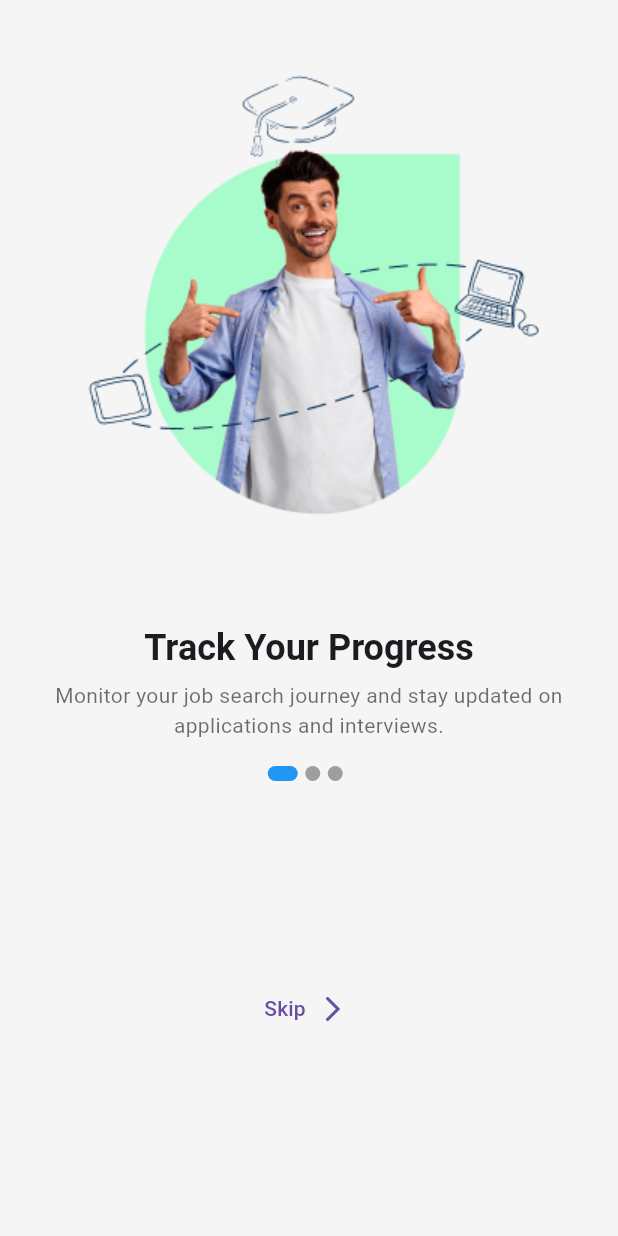
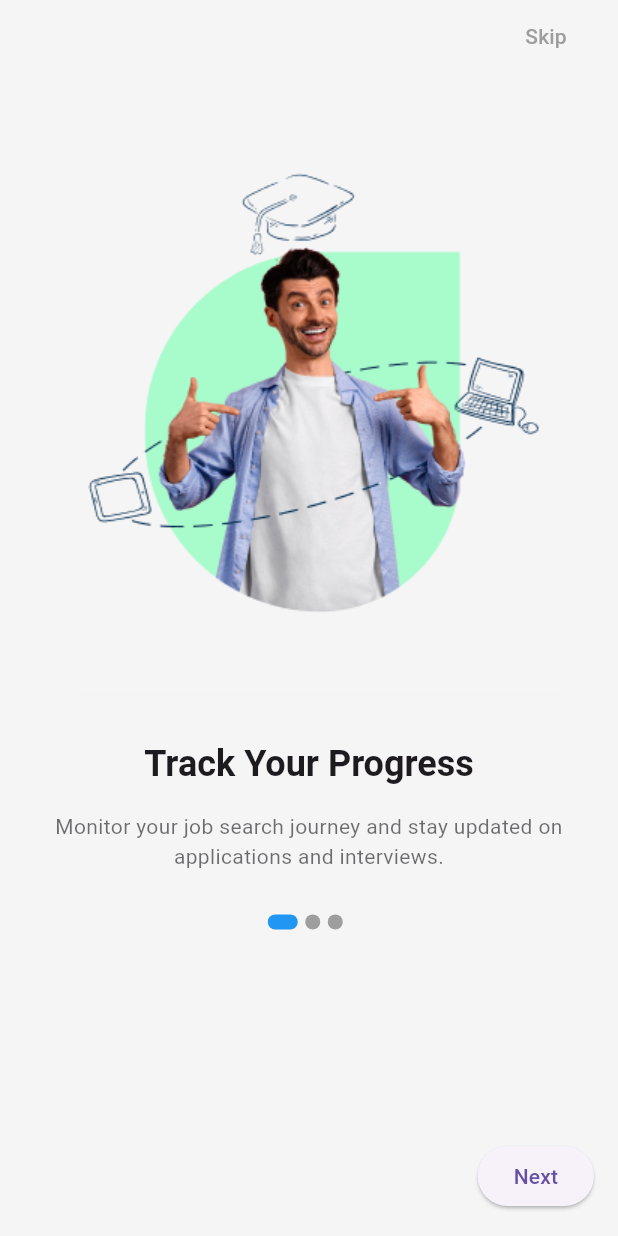
Before and after one commit to ahmed-sala/short-path, a Flutter app: the screen it shows after launch, on a phone screen of 412 x 824 dp. Run offline on Flutter 3.47's test engine with Material 3 defaults, Android fonts, the phone set to English and light mode, and no system bars; our stand-ins replace awesome_dialog, bloc, dio, flutter_bloc, get_it, injectable and 2 more; generated files the repository leaves out were written again.

Commit message:
edit: solve navigation error and edit the design

```diff
--- a/lib/config/routes/app_route.dart
+++ b/lib/config/routes/app_route.dart
@@ -1,24 +1,25 @@
 import 'package:flutter/material.dart';
 import 'package:short_path/config/routes/routes_name.dart';
 import 'package:short_path/src/auth/presentation/screens/login_screen.dart';
-import 'package:short_path/src/splash/presentation/splash_screen.dart';
+import 'package:short_path/src/onboarding/presentation/screens/onboarding_screen.dart';
 
-import '../../src/onboarding/presentation/screens/onboarding_screen.dart';
+import '../../src/splash/presentation/splash_screen.dart';
 
 class AppRoute {
   static Route<dynamic> onGenerateRoute(RouteSettings settings) {
+    debugPrint('Navigating to: ${settings.name}');
     switch (settings.name) {
       case RoutesName.splash:
         return _handelMaterialPageRoute(
             settings: settings, widget: const SplashScreen());
-
-      case RoutesName.onBoarding:
-        return _handelMaterialPageRoute(
-            settings: settings, widget:  OnboardingScreen());
       case RoutesName.login:
         return _handelMaterialPageRoute(
             settings: settings, widget: const LoginScreen());
+      case RoutesName.onBoarding:
+        return _handelMaterialPageRoute(
+            settings: settings, widget: OnboardingScreen());
       default:
+        debugPrint('Route not found: ${settings.name}');
         return _handelMaterialPageRoute(
             settings: settings, widget: const Scaffold());
     }
--- /dev/null
+++ b/lib/src/onboarding/data/models/onboarding_model.dart
@@ -0,0 +1,11 @@
+class Onboard {
+  final String image;
+  final String title;
+  final String subtitle;
+
+  Onboard({
+    required this.image,
+    required this.title,
+    required this.subtitle,
+  });
+}
--- /dev/null
+++ b/lib/src/onboarding/data/static/demo_data_list.dart
@@ -0,0 +1,22 @@
+import '../models/onboarding_model.dart';
+
+final List<Onboard> demoData = [
+  Onboard(
+    image: 'assets/images/onboarding1.png',
+    title: 'Track Your Progress',
+    subtitle:
+        'Monitor your job search journey and stay updated on applications and interviews.',
+  ),
+  Onboard(
+    image: 'assets/images/onboarding2.png',
+    title: 'Smart Recommendations',
+    subtitle:
+        'Get personalized job suggestions based on your experience and preferences.',
+  ),
+  Onboard(
+    image: 'assets/images/onboarding3.png',
+    title: 'AI-Powered Job Search',
+    subtitle:
+        'Leverage advanced AI to find the perfect job opportunities tailored to your skills.',
+  ),
+];
--- a/lib/src/onboarding/presentation/screens/onboarding_screen.dart
+++ b/lib/src/onboarding/presentation/screens/onboarding_screen.dart
@@ -1,54 +1,61 @@
 import 'package:flutter/material.dart';
+import 'package:flutter_bloc/flutter_bloc.dart';
+import 'package:short_path/dependency_injection/di.dart';
+import 'package:short_path/src/onboarding/presentation/widgets/dot_items.dart';
+
 import '../../../../config/routes/routes_name.dart';
+import '../../../../main.dart';
+import '../../data/static/demo_data_list.dart';
+import '../viewmodel/onboarding_state.dart';
+import '../viewmodel/onboarding_viewmodel.dart';
 
-final GlobalKey<NavigatorState> navKey = GlobalKey<NavigatorState>();
+class OnboardingScreen extends StatelessWidget {
+  OnboardingScreen({super.key});
 
-class OnboardingScreen extends StatefulWidget {
-  @override
-  _OnboardingScreenState createState() => _OnboardingScreenState();
-}
-
-class _OnboardingScreenState extends State<OnboardingScreen> {
-  final PageController _pageController = PageController();
-  int _currentPage = 0;
-
-  final List<Onboard> demoData = [
-    Onboard(
-      image: 'assets/images/onboarding1.png',
-      title: 'Track Your Progress',
-      subtitle:
-      'Monitor your job search journey and stay updated on applications and interviews.',
-    ),
-    Onboard(
-      image: 'assets/images/onboarding2.png',
-      title: 'Smart Recommendations',
-      subtitle:
-      'Get personalized job suggestions based on your experience and preferences.',
-    ),
-    Onboard(
-      image: 'assets/images/onboarding3.png',
-      title: 'AI-Powered Job Search',
-      subtitle:
-      'Leverage advanced AI to find the perfect job opportunities tailored to your skills.',
-    ),
-  ];
+  OnboardingViewmodel _viewmodel = getIt<OnboardingViewmodel>();
 
   @override
   Widget build(BuildContext context) {
+    final PageController _pageController = PageController();
+
     return Scaffold(
-      backgroundColor: Color(0xFFF5F5F5),
+      backgroundColor: const Color(0xFFF5F5F5),
       body: SafeArea(
-        child: Column(
+        child: BlocProvider(
+          create: (_) => _viewmodel,
+          child: BlocBuilder<OnboardingViewmodel, OnboardingState>(
+            builder: (context, state) {
+              return Column(
                 children: [
+                  // Top Skip Button
+                  if (_viewmodel.currentPage != demoData.length - 1)
+                    Padding(
+                      padding: const EdgeInsets.symmetric(horizontal: 16.0),
+                      child: Row(
+                        mainAxisAlignment: MainAxisAlignment.end,
+                        children: [
+                          TextButton(
+                            onPressed: () {
+                              _viewmodel.skip();
+                              navKey.currentState!
+                                  .pushReplacementNamed(RoutesName.login);
+                            },
+                            child: const Text(
+                              'Skip',
+                              style: TextStyle(color: Colors.grey),
+                            ),
+                          ),
+                        ],
+                      ),
+                    ),
+
                   // PageView for onboarding items
                   Expanded(
                     flex: 4,
                     child: PageView.builder(
                       controller: _pageController,
                       onPageChanged: (index) {
-                  setState(() {
-                    _currentPage = index;
-                  });
+                        _viewmodel.changePage(index);
                       },
                       itemCount: demoData.length,
                       itemBuilder: (context, index) {
@@ -56,9 +63,10 @@ class _OnboardingScreenState extends State<OnboardingScreen> {
                           children: [
                             const Spacer(flex: 2),
                             Image.asset(demoData[index].image),
-                      const Spacer(flex: 3),
+                            const Spacer(flex: 2),
                             Padding(
-                        padding: const EdgeInsets.symmetric(horizontal: 16.0), // مسافة أفقية للنص العنوان
+                              padding:
+                                  const EdgeInsets.symmetric(horizontal: 16.0),
                               child: Text(
                                 demoData[index].title,
                                 textAlign: TextAlign.center,
@@ -68,9 +76,10 @@ class _OnboardingScreenState extends State<OnboardingScreen> {
                                     .copyWith(fontWeight: FontWeight.bold),
                               ),
                             ),
-                      const Spacer(),
+                            const SizedBox(height: 16.0),
                             Padding(
-                        padding: const EdgeInsets.symmetric(horizontal: 16.0),
+                              padding:
+                                  const EdgeInsets.symmetric(horizontal: 16.0),
                               child: Text(
                                 demoData[index].subtitle,
                                 textAlign: TextAlign.center,
@@ -83,7 +92,7 @@ class _OnboardingScreenState extends State<OnboardingScreen> {
                                 ),
                               ),
                             ),
-                      const Spacer(flex: 3),
+                            const Spacer(flex: 2),
                           ],
                         );
                       },
@@ -95,51 +104,68 @@ class _OnboardingScreenState extends State<OnboardingScreen> {
                     mainAxisAlignment: MainAxisAlignment.center,
                     children: List.generate(
                       demoData.length,
-                    (index) => buildDot(index: index),
+                      (index) => DotItems(
+                        isActive: index == _viewmodel.currentPage,
+                      ),
                     ),
                   ),
                   const Spacer(),
 
-            // Skip Button
-            TextButton.icon(
+                  // Navigation Buttons
+                  Padding(
+                    padding: const EdgeInsets.symmetric(horizontal: 16.0),
+                    child: Row(
+                      mainAxisAlignment: MainAxisAlignment.spaceBetween,
+                      children: [
+                        // Back Button
+                        if (_viewmodel.currentPage > 0)
+                          ElevatedButton(
                             onPressed: () {
-                navKey.currentState!.pushReplacementNamed(RoutesName.login);
+                              _pageController.previousPage(
+                                duration: const Duration(milliseconds: 300),
+                                curve: Curves.easeInOut,
+                              );
+                              _viewmodel.changePage(_viewmodel.currentPage - 1);
                             },
-              icon: const Text("Skip"),
-              label: const Icon(
-                Icons.arrow_forward_ios,
-                size: 20,
+                            child: const Text('Back'),
+                          )
+                        else
+                          const SizedBox(
+                              width: 60), // Placeholder for alignment
+
+                        // Next Button
+                        ElevatedButton(
+                          onPressed: _viewmodel.currentPage <
+                                  demoData.length - 1
+                              ? () {
+                                  _pageController.nextPage(
+                                    duration: const Duration(milliseconds: 300),
+                                    curve: Curves.easeInOut,
+                                  );
+                                  _viewmodel
+                                      .changePage(_viewmodel.currentPage + 1);
+                                }
+                              : () {
+                                  // Go to Login after the last page
+                                  navKey.currentState!
+                                      .pushReplacementNamed(RoutesName.login);
+                                },
+                          child: Text(
+                            _viewmodel.currentPage < demoData.length - 1
+                                ? 'Next'
+                                : 'Get Started',
                           ),
                         ),
-            const Spacer(),
                       ],
+                    ),
+                  ),
+                  const SizedBox(height: 16.0),
+                ],
+              );
+            },
+          ),
         ),
       ),
     );
   }
-
-  // Dot Indicator Widget
-  Widget buildDot({required int index}) {
-    return Container(
-      height: 10,
-      width: _currentPage == index ? 20 : 10,
-      margin: const EdgeInsets.only(right: 5),
-      decoration: BoxDecoration(
-        color: _currentPage == index ? Colors.blue : Colors.grey,
-        borderRadius: BorderRadius.circular(5),
-      ),
-    );
 }
-}
-
-class Onboard {
-  final String image;
-  final String title;
-  final String subtitle;
-
-  Onboard({
-    required this.image,
-    required this.title,
-    required this.subtitle,
-  });
-}
--- /dev/null
+++ b/lib/src/onboarding/presentation/viewmodel/onboarding_state.dart
@@ -0,0 +1,15 @@
+sealed class OnboardingState {
+  const OnboardingState();
+}
+
+class OnboardingInitial extends OnboardingState {
+  const OnboardingInitial();
+}
+
+class OnboardingNextState extends OnboardingState {
+  const OnboardingNextState();
+}
+
+class OnboardingSkipState extends OnboardingState {
+  const OnboardingSkipState();
+}
--- /dev/null
+++ b/lib/src/onboarding/presentation/viewmodel/onboarding_viewmodel.dart
@@ -0,0 +1,24 @@
+import 'package:bloc/bloc.dart';
+import 'package:flutter/cupertino.dart';
+import 'package:injectable/injectable.dart';
+
+import 'onboarding_state.dart';
+
+@injectable
+class OnboardingViewmodel extends Cubit<OnboardingState> {
+  int currentPage = 0;
+  final PageController _pageController = PageController();
+  get pageController => _pageController;
+  OnboardingViewmodel() : super(const OnboardingInitial());
+
+  /// Updates the page index and emits the corresponding state
+  void changePage(int index) {
+    currentPage = index;
+    emit(OnboardingNextState()); // Emit state to notify listeners
+  }
+
+  /// Handles the skip action and emits the SkipState
+  void skip() {
+    emit(const OnboardingSkipState());
+  }
+}
--- /dev/null
+++ b/lib/src/onboarding/presentation/widgets/dot_items.dart
@@ -0,0 +1,18 @@
+import 'package:flutter/material.dart';
+
+class DotItems extends StatelessWidget {
+  const DotItems({super.key, required this.isActive});
+  final bool isActive;
+  @override
+  Widget build(BuildContext context) {
+    return Container(
+      height: 10,
+      width: isActive ? 20 : 10,
+      margin: const EdgeInsets.only(right: 5),
+      decoration: BoxDecoration(
+        color: isActive ? Colors.blue : Colors.grey,
+        borderRadius: BorderRadius.circular(5),
+      ),
+    );
+  }
+}
--- a/lib/src/splash/presentation/splash_screen.dart
+++ b/lib/src/splash/presentation/splash_screen.dart
@@ -20,7 +20,9 @@ class _SplashScreenState extends State<SplashScreen> {
 
   Future<void> _navigateToLogin() async {
     await Future.delayed(const Duration(seconds: 4));
-    navKey.currentState!.pushReplacementNamed(RoutesName.onBoarding);
+    print(navKey.currentState);
+    // navKey.currentState!.pushReplacementNamed(RoutesName.onBoarding);
+    Navigator.of(context).pushReplacementNamed(RoutesName.onBoarding);
   }
 
   @override
```
Also changed, not shown: lib/dependency_injection/di.config.dart. Lines whose indentation alone changed are shown as unchanged.
